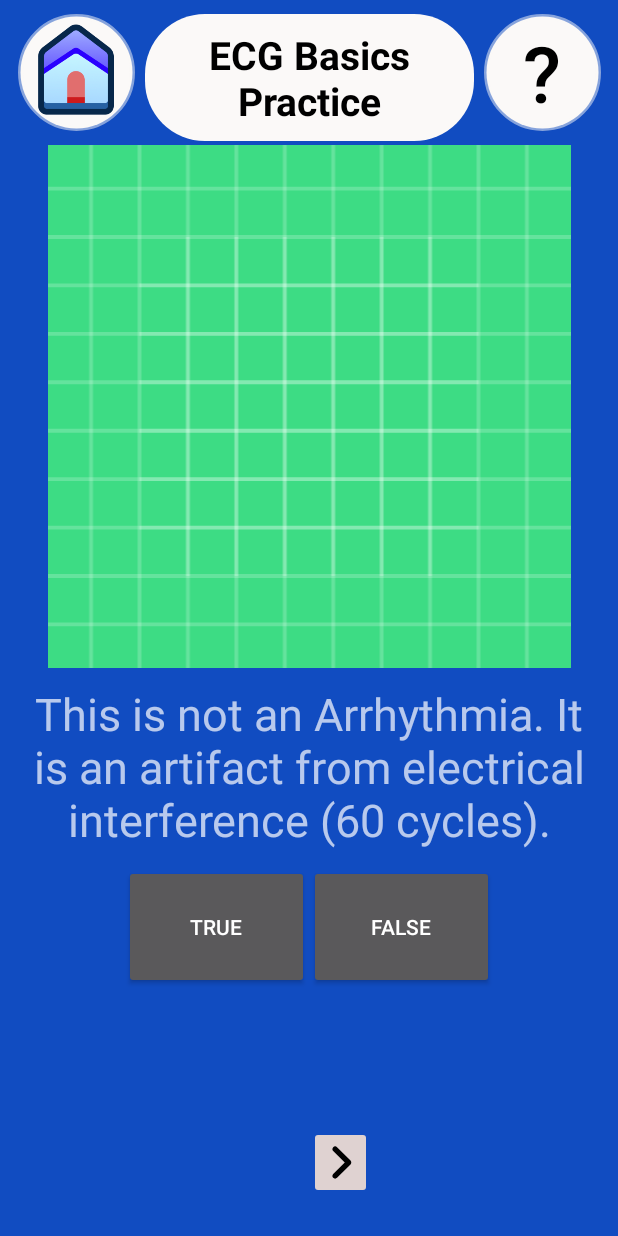
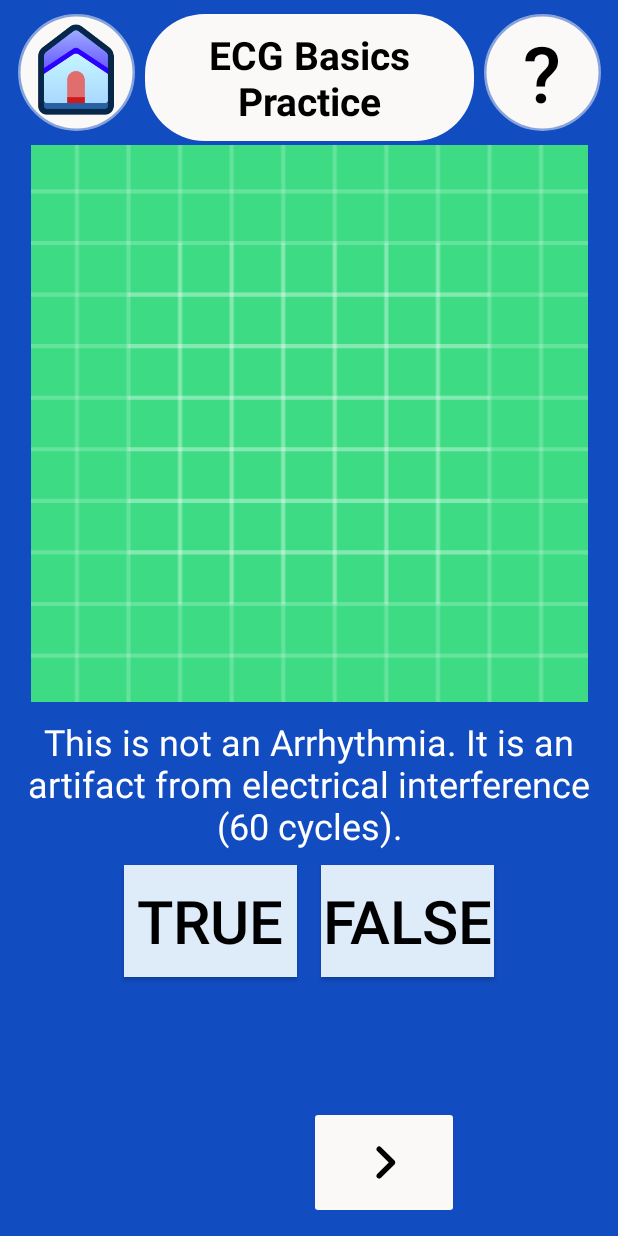
Before and after one commit to ostappart/Cardiovascular-ECG-Training-App, an Android app: the PracticeActivity screen opened directly, with no data from a screen before it, on a phone screen of 412 x 824 dp. Run offline under Robolectric (Android 15) with nearby library versions, the phone set to English and light mode, and no system bars; our stand-ins replace sdp/ssp sizes; pictures from the network do not load.

Commit message:
Practice Questions UI Improvements 4 Accessibility

```diff
--- a/app/src/main/java/com/cse482b/cvdtraining/PracticeActivity.java
+++ b/app/src/main/java/com/cse482b/cvdtraining/PracticeActivity.java
@@ -4,6 +4,7 @@ import android.annotation.SuppressLint;
 import android.content.Context;
 import android.content.Intent;
 import android.content.SharedPreferences;
+import android.graphics.Color;
 import android.graphics.drawable.Drawable;
 import android.os.Bundle;
 import android.util.Log;
@@ -215,6 +216,8 @@ public class PracticeActivity extends AppCompatActivity implements View.OnClickL
         Question current = questions.get(currentQuestionIndex);
 
         questionTextView.setText(current.text);
+        questionTextView.setTextSize(24);
+        questionTextView.setTextColor(Color.WHITE);
 
         if (current.answerOptions.length > 0) topLeft.setText(current.answerOptions[0]);
         else topLeft.setVisibility(View.INVISIBLE);
--- a/app/src/main/res/layout/activity_practice.xml
+++ b/app/src/main/res/layout/activity_practice.xml
@@ -80,10 +80,11 @@
         android:id="@+id/question_text"
         android:layout_width="wrap_content"
         android:layout_height="wrap_content"
+        android:padding="10dp"
         android:text="@string/loading"
+        android:textAlignment="center"
+        android:textAppearance="@style/TextAppearance.AppCompat.Small"
         android:textSize="30sp"
-        android:padding="10dp"
-        android:textAlignment="center"
         app:layout_constraintBottom_toTopOf="@+id/buttonLeftTop"
         app:layout_constraintEnd_toEndOf="parent"
         app:layout_constraintStart_toStartOf="parent"
@@ -93,66 +94,89 @@
         android:id="@+id/buttonLeftTop"
         android:layout_width="0dp"
         android:layout_height="0dp"
+        android:layout_marginRight="8dp"
+        android:layout_marginBottom="8dp"
+        android:background="@color/colorAccent"
         android:text="@string/loading"
+        android:textColor="@color/black"
+        android:textSize="40sp"
+        app:layout_constraintBottom_toTopOf="@+id/middle_answer_guideline"
         app:layout_constraintLeft_toLeftOf="@+id/left_guideline"
         app:layout_constraintRight_toLeftOf="@+id/middle_vertical_guideline"
-        app:layout_constraintTop_toBottomOf="@+id/top_guideline"
-        app:layout_constraintBottom_toTopOf="@+id/middle_answer_guideline"/>
+        app:layout_constraintTop_toBottomOf="@+id/top_guideline" />
 
     <Button
         android:id="@+id/buttonRightTop"
         android:layout_width="0dp"
         android:layout_height="0dp"
+        android:layout_marginLeft="8dp"
+        android:layout_marginBottom="8dp"
+        android:background="@color/colorAccent"
         android:text="@string/loading"
+        android:textColor="@color/black"
+        android:textSize="40sp"
+        app:layout_constraintBottom_toTopOf="@+id/middle_answer_guideline"
         app:layout_constraintLeft_toRightOf="@+id/middle_vertical_guideline"
         app:layout_constraintRight_toLeftOf="@+id/right_guideline"
-        app:layout_constraintTop_toTopOf="@+id/buttonLeftTop"
-        app:layout_constraintBottom_toTopOf="@+id/middle_answer_guideline"/>
+        app:layout_constraintTop_toTopOf="@+id/buttonLeftTop" />
 
     <Button
         android:id="@+id/buttonLeftBottom"
         android:layout_width="0dp"
         android:layout_height="0dp"
+        android:layout_marginTop="8dp"
+        android:layout_marginRight="8dp"
+        android:layout_marginBottom="8dp"
+        android:background="@color/colorAccent"
         android:text="@string/loading"
+        android:textColor="@color/black"
+        android:textSize="40sp"
+        app:layout_constraintBottom_toBottomOf="@+id/bottom_guideline"
         app:layout_constraintLeft_toLeftOf="@+id/left_guideline"
         app:layout_constraintRight_toLeftOf="@+id/middle_vertical_guideline"
-        app:layout_constraintTop_toBottomOf="@+id/middle_answer_guideline"
-        app:layout_constraintBottom_toBottomOf="@+id/bottom_guideline"/>
+        app:layout_constraintTop_toBottomOf="@+id/middle_answer_guideline" />
 
     <Button
         android:id="@+id/buttonRightBottom"
         android:layout_width="0dp"
         android:layout_height="0dp"
+        android:layout_marginLeft="8dp"
+        android:layout_marginBottom="8dp"
+        android:background="@color/colorAccent"
         android:text="@string/loading"
+        android:textColor="@color/black"
+        android:textSize="40sp"
+        app:layout_constraintBottom_toBottomOf="@+id/bottom_guideline"
         app:layout_constraintLeft_toRightOf="@+id/middle_vertical_guideline"
         app:layout_constraintRight_toLeftOf="@+id/right_guideline"
-        app:layout_constraintTop_toTopOf="@+id/buttonLeftBottom"
-        app:layout_constraintBottom_toBottomOf="@+id/bottom_guideline"/>
+        app:layout_constraintTop_toTopOf="@+id/buttonLeftBottom" />
 
     <LinearLayout
         android:layout_width="wrap_content"
         android:layout_height="wrap_content"
-        android:layout_marginTop="@dimen/_7ssp"
-        app:layout_constraintTop_toBottomOf="@id/bottom_guideline"
+        android:layout_marginTop="8dp"
+        android:layout_marginBottom="24dp"
+        app:layout_constraintBottom_toBottomOf="parent"
+        app:layout_constraintEnd_toEndOf="parent"
+        app:layout_constraintHorizontal_bias="0.50"
         app:layout_constraintStart_toStartOf="parent"
-        app:layout_constraintEnd_toEndOf="parent"
-        app:layout_constraintHorizontal_bias="0.50">
+        app:layout_constraintTop_toBottomOf="@id/bottom_guideline">
 
         <!--PreviousButton-->
         <ImageButton
             android:id="@+id/prev_button"
-            android:layout_width="wrap_content"
-            android:layout_height="wrap_content"
+            android:layout_width="100dp"
+            android:layout_height="75dp"
+            android:backgroundTint="#fbf9f8"
             android:src="@drawable/angle_left_solid"
-            android:backgroundTint="#DFD2D1"
             android:text="@string/Previous" />
 
         <!--NextButton-->
         <ImageButton
             android:id="@+id/next_button"
-            android:layout_width="wrap_content"
-            android:layout_height="wrap_content"
-            android:backgroundTint="#DFD2D1"
+            android:layout_width="100dp"
+            android:layout_height="75dp"
+            android:backgroundTint="#fbf9f8"
             android:src="@drawable/angle_right_solid"
             android:text="@string/Next" />
 
@@ -191,7 +215,7 @@
         android:layout_width="wrap_content"
         android:layout_height="wrap_content"
         android:orientation="vertical"
-        app:layout_constraintGuide_percent="0.50" />
+        app:layout_constraintGuide_begin="206dp" />
 
     <androidx.constraintlayout.widget.Guideline
         android:id="@+id/middle_answer_guideline"
--- a/app/src/main/res/values/colors.xml
+++ b/app/src/main/res/values/colors.xml
@@ -12,5 +12,6 @@
     <color name="eggshell_white">#fbf9f8</color>
     <color name="colorPrimary">#114CC1</color>
     <color name="colorSecondary">#5A9FE5</color>
+    <color name="colorAccent">#deecfa</color>
 
 </resources>
```
Also changed, not shown: app/src/main/res/layout/activity_lesson.xml (+36 -38 lines).
